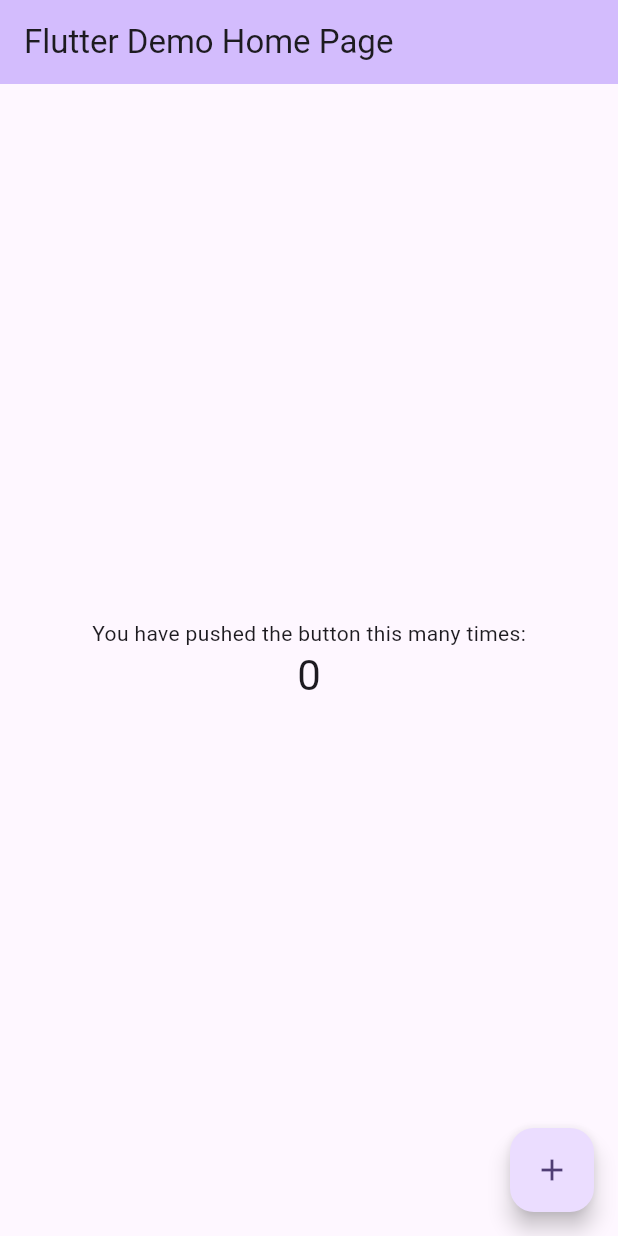
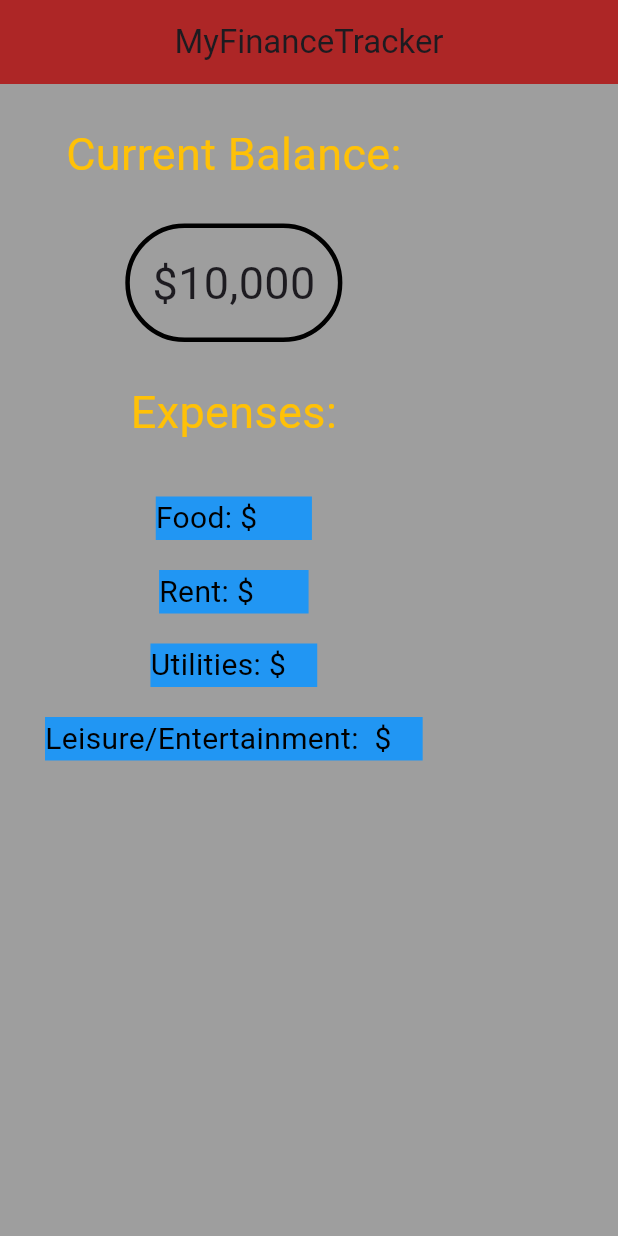
Before and after one commit to NyimaG/Finance_App, a Flutter app: the screen it shows after launch, on a phone screen of 412 x 824 dp. Run offline on Flutter 3.47's test engine with Material 3 defaults, Android fonts, the phone set to English and light mode, and no system bars.

Commit message:
added UI for homepage

```diff
--- a/lib/main.dart
+++ b/lib/main.dart
@@ -7,119 +7,127 @@ void main() {
 class MyApp extends StatelessWidget {
   const MyApp({super.key});
 
-  // This widget is the root of your application.
+  // This widget is the root of your application
   @override
   Widget build(BuildContext context) {
     return MaterialApp(
-      title: 'Flutter Demo',
+      title: 'Personal Finance App',
       theme: ThemeData(
-        // This is the theme of your application.
-        //
-        // TRY THIS: Try running your application with "flutter run". You'll see
-        // the application has a purple toolbar. Then, without quitting the app,
-        // try changing the seedColor in the colorScheme below to Colors.green
-        // and then invoke "hot reload" (save your changes or press the "hot
-        // reload" button in a Flutter-supported IDE, or press "r" if you used
-        // the command line to start the app).
-        //
-        // Notice that the counter didn't reset back to zero; the application
-        // state is not lost during the reload. To reset the state, use hot
-        // restart instead.
-        //
-        // This works for code too, not just values: Most code changes can be
-        // tested with just a hot reload.
-        colorScheme: ColorScheme.fromSeed(seedColor: Colors.deepPurple),
+        scaffoldBackgroundColor: Colors.grey,
         useMaterial3: true,
       ),
-      home: const MyHomePage(title: 'Flutter Demo Home Page'),
+      home: HomePage(),
     );
   }
 }
 
-class MyHomePage extends StatefulWidget {
-  const MyHomePage({super.key, required this.title});
-
-  // This widget is the home page of your application. It is stateful, meaning
-  // that it has a State object (defined below) that contains fields that affect
-  // how it looks.
-
-  // This class is the configuration for the state. It holds the values (in this
-  // case the title) provided by the parent (in this case the App widget) and
-  // used by the build method of the State. Fields in a Widget subclass are
-  // always marked "final".
-
-  final String title;
-
+class HomePage extends StatefulWidget {
   @override
-  State<MyHomePage> createState() => _MyHomePageState();
+  State<HomePage> createState() => _MyHomePageState();
 }
 
-class _MyHomePageState extends State<MyHomePage> {
-  int _counter = 0;
-
-  void _incrementCounter() {
+class _MyHomePageState extends State<HomePage> {
+  void _updateIncome() {
     setState(() {
-      // This call to setState tells the Flutter framework that something has
-      // changed in this State, which causes it to rerun the build method below
-      // so that the display can reflect the updated values. If we changed
-      // _counter without calling setState(), then the build method would not be
-      // called again, and so nothing would appear to happen.
-      _counter++;
+      //this is where the income will update from the 'add screen'
     });
   }
 
   @override
   Widget build(BuildContext context) {
-    // This method is rerun every time setState is called, for instance as done
-    // by the _incrementCounter method above.
-    //
-    // The Flutter framework has been optimized to make rerunning build methods
-    // fast, so that you can just rebuild anything that needs updating rather
-    // than having to individually change instances of widgets.
     return Scaffold(
       appBar: AppBar(
-        // TRY THIS: Try changing the color here to a specific color (to
-        // Colors.amber, perhaps?) and trigger a hot reload to see the AppBar
-        // change color while the other colors stay the same.
-        backgroundColor: Theme.of(context).colorScheme.inversePrimary,
-        // Here we take the value from the MyHomePage object that was created by
-        // the App.build method, and use it to set our appbar title.
-        title: Text(widget.title),
+        backgroundColor: const Color.fromARGB(255, 173, 38, 38),
+        title: Text('MyFinanceTracker'),
+        centerTitle: true,
       ),
-      body: Center(
-        // Center is a layout widget. It takes a single child and positions it
-        // in the middle of the parent.
-        child: Column(
-          // Column is also a layout widget. It takes a list of children and
-          // arranges them vertically. By default, it sizes itself to fit its
-          // children horizontally, and tries to be as tall as its parent.
-          //
-          // Column has various properties to control how it sizes itself and
-          // how it positions its children. Here we use mainAxisAlignment to
-          // center the children vertically; the main axis here is the vertical
-          // axis because Columns are vertical (the cross axis would be
-          // horizontal).
-          //
-          // TRY THIS: Invoke "debug painting" (choose the "Toggle Debug Paint"
-          // action in the IDE, or press "p" in the console), to see the
-          // wireframe for each widget.
-          mainAxisAlignment: MainAxisAlignment.center,
-          children: <Widget>[
-            const Text(
-              'You have pushed the button this many times:',
+      body: Column(
+        children: <Widget>[
+          Container(
+            padding: EdgeInsets.all(25.0),
+            //margin: EdgeInsets.all(10.0),
+            color: Colors.grey,
+            child: Text('Current Balance:',
+                style: TextStyle(
+                    fontSize: 30.0,
+                    //backgroundColor: Colors.blue,
+                    color: Colors.amber)),
+          ),
+          Container(
+            padding: EdgeInsets.all(15),
+            decoration: BoxDecoration(
+              border: Border.all(
+                color: Colors.black,
+                width: 3,
+              ),
+              borderRadius: BorderRadius.circular(100),
             ),
-            Text(
-              '$_counter',
-              style: Theme.of(context).textTheme.headlineMedium,
+            child: Text(
+              '\$10,000', //variable that stores balance will go here
+              style: TextStyle(fontSize: 30),
             ),
-          ],
-        ),
+          ),
+          Container(
+            padding: EdgeInsets.all(25.0),
+            //margin: EdgeInsets.all(10.0),
+            color: Colors.grey,
+            child: Text('Expenses:',
+                style: TextStyle(
+                    //decoration: TextDecoration.underline,
+                    fontSize: 30.0,
+                    //backgroundColor: Colors.blue,
+                    color: Colors.amber)),
+          ),
+          Container(
+            margin: EdgeInsets.symmetric(horizontal: 30.0, vertical: 10.0),
+            color: Colors.blue,
+            child: Text(
+              'Food: \$       ',
+              style: TextStyle(
+                  //decoration: TextDecoration.underline,
+                  fontSize: 20.0,
+                  //backgroundColor: Colors.blue,
+                  color: Colors.black),
+            ),
+          ),
+          Container(
+            margin: EdgeInsets.symmetric(horizontal: 30.0, vertical: 10.0),
+            color: Colors.blue,
+            child: Text(
+              'Rent: \$       ',
+              style: TextStyle(
+                  //decoration: TextDecoration.underline,
+                  fontSize: 20.0,
+                  //backgroundColor: Colors.blue,
+                  color: Colors.black),
+            ),
+          ),
+          Container(
+            margin: EdgeInsets.symmetric(horizontal: 30.0, vertical: 10.0),
+            color: Colors.blue,
+            child: Text(
+              'Utilities: \$    ',
+              style: TextStyle(
+                  //decoration: TextDecoration.underline,
+                  fontSize: 20.0,
+                  //backgroundColor: Colors.blue,
+                  color: Colors.black),
+            ),
+          ),
+          Container(
+            margin: EdgeInsets.symmetric(horizontal: 30.0, vertical: 10.0),
+            color: Colors.blue,
+            child: Text(
+              'Leisure/Entertainment:  \$    ',
+              style: TextStyle(
+                  //decoration: TextDecoration.underline,
+                  fontSize: 20.0,
+                  //backgroundColor: Colors.blue,
+                  color: Colors.black),
+            ),
+          ),
+        ],
       ),
-      floatingActionButton: FloatingActionButton(
-        onPressed: _incrementCounter,
-        tooltip: 'Increment',
-        child: const Icon(Icons.add),
-      ), // This trailing comma makes auto-formatting nicer for build methods.
     );
   }
 }
```
